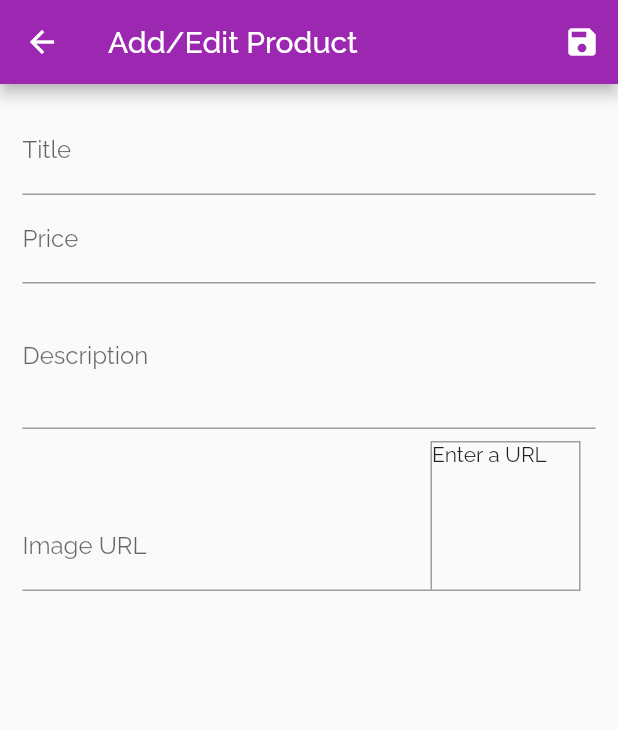
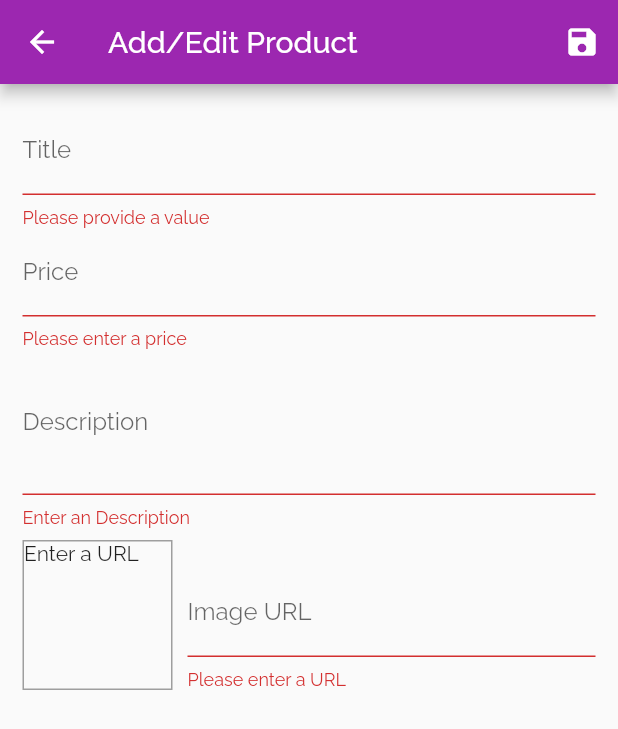
Before and after one commit to baradipavan2017/MyShopApp, a Flutter app: the AddEditProductScreen screen opened by its route, after a tap on the "save" icon, on a phone screen of 412 x 824 dp. Shown: the top 729 px of the screen. Run offline on Flutter 3.47's test engine with Material 2 defaults, Android fonts, the phone set to English and light mode, and no system bars; network calls fail.

Commit message:
adding validators to textformfield

```diff
--- a/lib/screens/add_edit_product_screen.dart
+++ b/lib/screens/add_edit_product_screen.dart
@@ -39,11 +39,26 @@ class _AddEditProductScreenState extends State<AddEditProductScreen> {
 
   void _updateImageUrl() {
     if (!_imageUrlFocusNode.hasFocus) {
+      if (_imageUrlController.text.isEmpty ||
+          (!_imageUrlController.text.startsWith('http') &&
+              !_imageUrlController.text.startsWith('https')) ||
+          (!_imageUrlController.text.endsWith('.png') &&
+              !_imageUrlController.text.endsWith('.jpg') &&
+              !_imageUrlController.text.endsWith('.jpeg'))) {
+        return;
+      }
       setState(() {});
     }
   }
 
   void _saveForm() {
+    //initialize the validator
+    final isValid = _form.currentState.validate();
+    if (!isValid) {
+      //dosen't save if false and returns back
+      return;
+    }
+    //comes here when if case is true
     //saves the form in current state
     _form.currentState.save();
     print(_editedProduct.title);
@@ -86,7 +101,13 @@ class _AddEditProductScreenState extends State<AddEditProductScreen> {
                       imageUrl: _editedProduct.imageUrl,
                       price: _editedProduct.price);
                 },
-
+                //validating the title
+                validator: (value) {
+                  if (value.isEmpty) {
+                    return 'Please provide a value';
+                  }
+                  return null;
+                },
               ),
               TextFormField(
                 decoration: InputDecoration(labelText: 'Price'),
@@ -94,6 +115,18 @@ class _AddEditProductScreenState extends State<AddEditProductScreen> {
                 keyboardType: TextInputType.number,
                 //focus target
                 focusNode: _priceFocusNode,
+                validator: (value) {
+                  if (value.isEmpty) {
+                    return 'Please enter a price';
+                  }
+                  if (double.tryParse(value) == null) {
+                    return 'Please enter a vaild Number';
+                  }
+                  if (double.parse(value) <= 0) {
+                    return 'Enter a value greater than 0';
+                  }
+                  return null;
+                },
                 onSaved: (value) {
                   _editedProduct = Product(
                       //adding price only in this section as there are no other values
@@ -112,6 +145,15 @@ class _AddEditProductScreenState extends State<AddEditProductScreen> {
                 onFieldSubmitted: (_) {
                   FocusScope.of(context).requestFocus(_descFocusNode);
                 },
+                validator: (value) {
+                  if (value.isEmpty) {
+                    return 'Enter an Description';
+                  }
+                  if (value.length < 10) {
+                    return 'Description should be greater than 10 character\'s';
+                  }
+                  return null;
+                },
                 onSaved: (value) {
                   _editedProduct = Product(
                       //adding descrpiption only in this section as there are no other values
@@ -125,26 +167,6 @@ class _AddEditProductScreenState extends State<AddEditProductScreen> {
               Row(
                 crossAxisAlignment: CrossAxisAlignment.end,
                 children: <Widget>[
-                  Expanded(
-                    child: TextFormField(
-                      decoration: InputDecoration(labelText: 'Image URL'),
-                      keyboardType: TextInputType.url,
-                      textInputAction: TextInputAction.done,
-                      focusNode: _imageUrlFocusNode,
-                      onFieldSubmitted: (_) {
-                        _saveForm();
-                      },
-                      onSaved: (value) {
-                        _editedProduct = Product(
-                            //adding title only in this section as there are no other values
-                            id: null,
-                            title: _editedProduct.title,
-                            description: _editedProduct.description,
-                            imageUrl: value,
-                            price: _editedProduct.price);
-                      },
-                    ),
-                  ),
                   Container(
                     width: 100,
                     height: 100,
@@ -165,6 +187,42 @@ class _AddEditProductScreenState extends State<AddEditProductScreen> {
                             ),
                     ),
                   ),
+                  Expanded(
+                    child: TextFormField(
+                      decoration: InputDecoration(labelText: 'Image URL'),
+                      keyboardType: TextInputType.url,
+                      textInputAction: TextInputAction.done,
+                      controller: _imageUrlController,
+                      focusNode: _imageUrlFocusNode,
+                      onFieldSubmitted: (_) {
+                        _saveForm();
+                      },
+                      validator: (value) {
+                        if (value.isEmpty) {
+                          return 'Please enter a URL';
+                        }
+                        if (!value.startsWith('http') &&
+                            !value.startsWith('https')) {
+                          return 'Enter an valid URl';
+                        }
+                        if (!value.endsWith('.png') &&
+                            !value.endsWith('.jpg') &&
+                            !value.endsWith('.jpeg')) {
+                          return 'Enter a valid URl';
+                        }
+                        return null;
+                      },
+                      onSaved: (value) {
+                        _editedProduct = Product(
+                            //adding title only in this section as there are no other values
+                            id: null,
+                            title: _editedProduct.title,
+                            description: _editedProduct.description,
+                            imageUrl: value,
+                            price: _editedProduct.price);
+                      },
+                    ),
+                  ),
                 ],
               )
             ],
```
